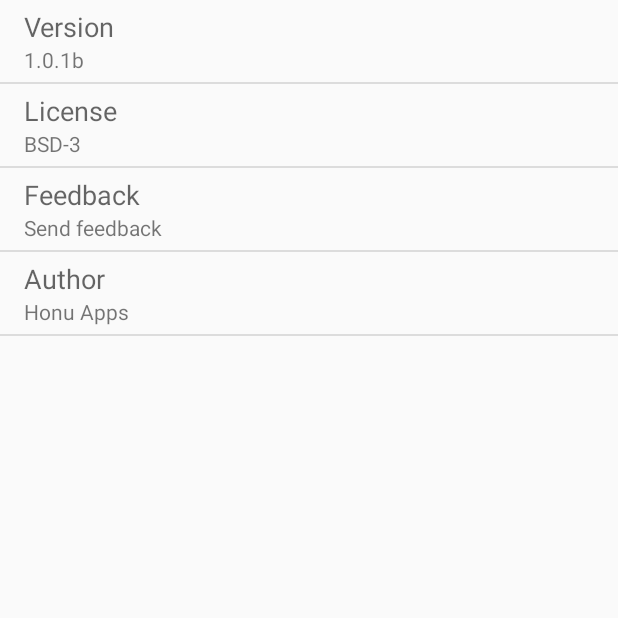
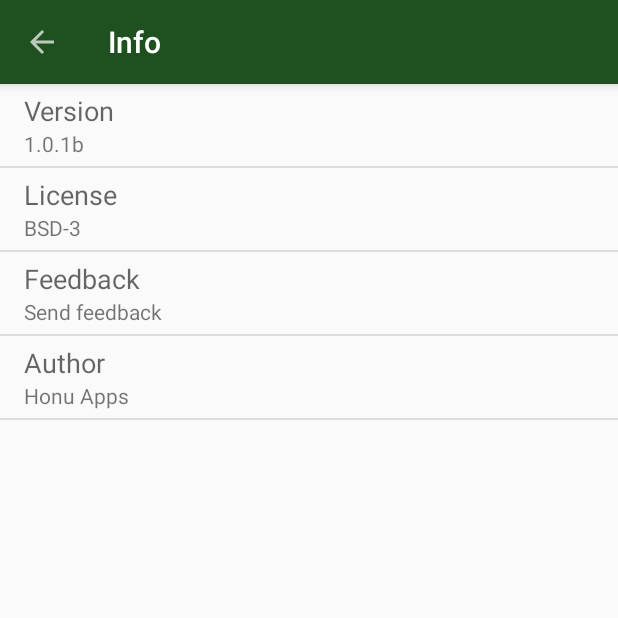
Before and after one commit to bdiegel/DiceCast-android, an Android app: the InfoActivity screen opened directly, with no data from a screen before it, on a phone screen of 412 x 824 dp, the top half of it. Run offline under Robolectric (Android 15) with nearby library versions, the phone set to English and light mode, and no system bars.

Commit message:
allow touch anywhere on screen to roll; update info activity
- InfoActivity is now an AppCompatActivity
- appbar has been replaced by toolbar
- color palette adjusted

```diff
--- a/app/src/main/java/com/honu/dicecast/InfoActivity.java
+++ b/app/src/main/java/com/honu/dicecast/InfoActivity.java
@@ -1,11 +1,12 @@
 package com.honu.dicecast;
 
 import android.app.AlertDialog;
-import android.app.ListActivity;
 import android.content.Context;
 import android.content.DialogInterface;
 import android.content.Intent;
 import android.os.Bundle;
+import android.support.v7.app.AppCompatActivity;
+import android.support.v7.widget.Toolbar;
 import android.text.Html;
 import android.text.method.ScrollingMovementMethod;
 import android.util.Pair;
@@ -25,24 +26,33 @@ import java.util.ArrayList;
 import java.util.List;
 
 
-public class InfoActivity extends ListActivity {
+public class InfoActivity extends AppCompatActivity {
 
     @Override
     protected void onCreate(Bundle savedInstanceState) {
         super.onCreate(savedInstanceState);
 
-        List<Pair<String, String>> data;
-        data = new ArrayList();
-        data.add(new Pair("Version", BuildConfig.VERSION_NAME));
-        data.add(new Pair("License", "BSD-3"));
-        data.add(new Pair("Feedback", "Send feedback"));
-        data.add(new Pair("Author", "Honu Apps"));
+        setContentView(R.layout.activity_info);
+
+        Toolbar toolbar = (Toolbar) findViewById(R.id.toolbar);
+        if (toolbar != null) {
+            setSupportActionBar(toolbar);
+            getSupportActionBar().setTitle(R.string.title_activity_info);
+            getSupportActionBar().setDisplayShowTitleEnabled(true);
+            getSupportActionBar().setDisplayHomeAsUpEnabled(true);
+        }
+
+        List<Pair<String, String>> data = new ArrayList<Pair<String, String>>();
+        data.add(new Pair<String, String>("Version", BuildConfig.VERSION_NAME));
+        data.add(new Pair<String, String>("License", "BSD-3"));
+        data.add(new Pair<String, String>("Feedback", "Send feedback"));
+        data.add(new Pair<String, String>("Author", "Honu Apps"));
+
+        ListView listView = (ListView) findViewById(R.id.info_listview);
 
         ListAdapter adapter = new PairAdapter(this, data);
-        this.setListAdapter(adapter);
-
-        ListView view = this.getListView();
-        view.setOnItemClickListener(new AdapterView.OnItemClickListener() {
+        listView.setAdapter(adapter);
+        listView.setOnItemClickListener(new AdapterView.OnItemClickListener() {
             public void onItemClick(AdapterView<?> parent, View view, int position, long id) {
                 switch (position) {
                     case 0:
@@ -102,6 +112,13 @@ public class InfoActivity extends ListActivity {
 
     @Override
     public boolean onOptionsItemSelected(MenuItem item) {
+        int id = item.getItemId();
+
+        if (id == android.R.id.home) {
+            finish();
+            return true;
+        }
+
         return super.onOptionsItemSelected(item);
     }
 
--- /dev/null
+++ b/app/src/main/res/layout/activity_info.xml
@@ -0,0 +1,30 @@
+<?xml version="1.0" encoding="utf-8"?>
+
+<LinearLayout
+    xmlns:android="http://schemas.android.com/apk/res/android"
+    xmlns:tools="http://schemas.android.com/tools"
+    android:layout_width="match_parent"
+    android:layout_height="match_parent"
+    android:orientation="vertical">
+
+    <include
+        android:id="@+id/toolbar"
+        layout="@layout/toolbar"/>
+
+    <FrameLayout
+        android:id="@+id/container"
+        xmlns:android="http://schemas.android.com/apk/res/android"
+        xmlns:tools="http://schemas.android.com/tools"
+        android:layout_width="match_parent"
+        android:layout_height="match_parent"
+        tools:context=".InfoActivity"
+        tools:ignore="MergeRootFrame">
+
+        <ListView
+            android:id="@+id/info_listview"
+            android:layout_width="match_parent"
+            android:layout_height="match_parent"/>
+
+    </FrameLayout>
+
+</LinearLayout>
--- /dev/null
+++ b/app/src/main/res/layout/toolbar.xml
@@ -0,0 +1,14 @@
+<?xml version="1.0" encoding="utf-8"?>
+
+<android.support.v7.widget.Toolbar
+    xmlns:android="http://schemas.android.com/apk/res/android"
+    xmlns:app="http://schemas.android.com/apk/res-auto"
+    android:id="@+id/toolbar"
+    android:layout_width="match_parent"
+    android:layout_height="wrap_content"
+    android:background="?attr/colorPrimary"
+    android:elevation="5dp"
+    android:minHeight="?attr/actionBarSize"
+    android:theme="@style/ThemeOverlay.AppCompat.Dark"
+    app:popupTheme="@style/ThemeOverlay.AppCompat.Light">
+</android.support.v7.widget.Toolbar>
--- a/app/src/main/res/values/colors.xml
+++ b/app/src/main/res/values/colors.xml
@@ -2,18 +2,17 @@
 <resources>
 
     <!-- material palette -->
-    <color name="primary">#4CAF50</color>
-    <color name="primary_dark">#388E3C</color>
-    <color name="primary_light">#C8E6C9</color>
-    <color name="accent">#536DFE</color>
+    <color name="primary">#1E5020</color>
+    <color name="primary_dark">#0D230E</color>
+    <color name="primary_light">#4CAF50</color>
+    <color name="accent">#D50000</color>
     <color name="primary_text">#212121</color>
     <color name="secondary_text">#727272</color>
     <color name="icons">#FFFFFF</color>
     <color name="divider">#B6B6B6</color>
 
     <!-- main activity -->
-    <color name="primary_900">#2E7D32</color>
-    <color name="primary_800">#388E3C</color>
+    <color name="green_900">#2E7D32</color>
     <color name="text_light">#C2C2C2</color>
 
 </resources>
--- a/app/src/main/res/values/strings.xml
+++ b/app/src/main/res/values/strings.xml
@@ -11,8 +11,8 @@
     <string name="info_menu">Info</string>
     <string name="media_route_menu_title">Play on…</string>
     <string name="initial_message">Ready to roll?</string>
-    <string name="roll_button">Tap here or shake device to roll again</string>
-    <string name="title_activity_info">Info</string>s
+    <string name="roll_button">tap screen or shake device to roll</string>
+    <string name="title_activity_info">Info</string>
     <string name="initial_sum"></string>
 
     <!-- Feedback -->
--- a/app/src/main/res/values/styles.xml
+++ b/app/src/main/res/values/styles.xml
@@ -5,8 +5,7 @@
     </style>
 
     <!-- Base application theme. -->
-    <!--<style name="AppTheme.Base" parent="Theme.AppCompat.Light.NoActionBar">-->
-    <style name="AppTheme.Base" parent="Theme.AppCompat.Light.DarkActionBar">
+    <style name="AppTheme.Base" parent="Theme.AppCompat.Light.NoActionBar">
         <item name="colorPrimary">@color/primary</item>
         <item name="colorPrimaryDark">@color/primary_dark</item>
         <item name="colorAccent">@color/accent</item>
```
Also changed, not shown: app/src/main/java/com/honu/dicecast/MainActivity.java (+11 -6 lines), app/src/main/res/layout/activity_main.xml (+26 -27 lines).
